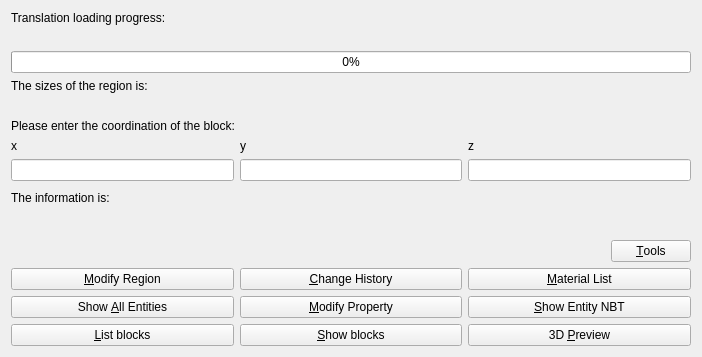
DreamHelium/dhlrc, file src/blockreaderui.ui: the form before one commit.
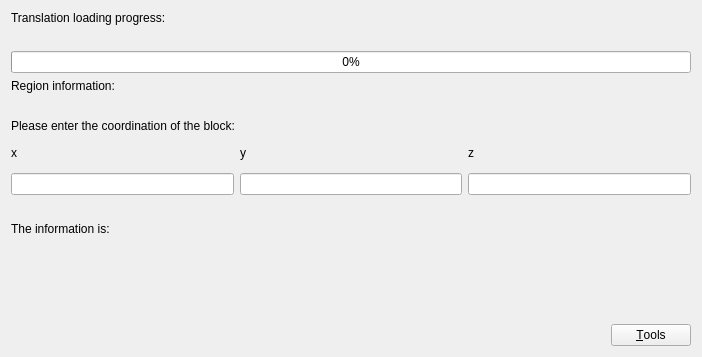
The form after the commit.

Commit message:
Add region workspace with nested detachable tabs
Each region now opens as one workspace tab holding its reader,
modifier, change history and material list as inner pages instead of
separate tabs, which keeps the tab bar manageable with many regions
open. Pages can be torn off by double-clicking a tab title and docked
back or closed from their window.

Also add a CI workflow that builds and smoke-tests the MSYS2 UCRT64
package, load single-region files without asking which region to read,
and add a "Load example projection" button to the welcome page.

```diff
--- a/src/blockreaderui.ui
+++ b/src/blockreaderui.ui
@@ -44,7 +44,7 @@
          <item>
           <widget class="QLabel" name="label">
            <property name="text">
-            <string>The sizes of the region is:</string>
+            <string>Region information:</string>
            </property>
           </widget>
          </item>
@@ -156,77 +156,6 @@
        </item>
       </layout>
      </item>
-     <item>
-      <layout class="QVBoxLayout" name="toolsPanelLayout">
-       <item>
-        <layout class="QGridLayout" name="toolsGrid">
-         <item row="0" column="0">
-          <widget class="QPushButton" name="modifyBtn">
-           <property name="text">
-            <string>&amp;Modify Region</string>
-           </property>
-          </widget>
-         </item>
-         <item row="0" column="1">
-          <widget class="QPushButton" name="changesBtn">
-           <property name="text">
-            <string>&amp;Change History</string>
-           </property>
-          </widget>
-         </item>
-         <item row="0" column="2">
-          <widget class="QPushButton" name="materialBtn">
-           <property name="text">
-            <string>&amp;Material List</string>
-           </property>
-          </widget>
-         </item>
-         <item row="1" column="0">
-          <widget class="QPushButton" name="entityBtn_2">
-           <property name="text">
-            <string>Show &amp;All Entities</string>
-           </property>
-          </widget>
-         </item>
-         <item row="1" column="1">
-          <widget class="QPushButton" name="propertyBtn">
-           <property name="text">
-            <string>&amp;Modify Property</string>
-           </property>
-          </widget>
-         </item>
-         <item row="1" column="2">
-          <widget class="QPushButton" name="entityBtn">
-           <property name="text">
-            <string>&amp;Show Entity NBT</string>
-           </property>
-          </widget>
-         </item>
-         <item row="2" column="0">
-          <widget class="QPushButton" name="listBtn">
-           <property name="text">
-            <string>&amp;List blocks</string>
-           </property>
-          </widget>
-         </item>
-         <item row="2" column="1">
-          <widget class="QPushButton" name="showBtn">
-           <property name="text">
-            <string>&amp;Show blocks</string>
-           </property>
-          </widget>
-         </item>
-         <item row="2" column="2">
-          <widget class="QPushButton" name="previewBtn">
-           <property name="text">
-            <string>3D &amp;Preview</string>
-           </property>
-          </widget>
-         </item>
-        </layout>
-       </item>
-      </layout>
-     </item>
     </layout>
    </item>
   </layout>
```
The commit also changes 22 other files.
